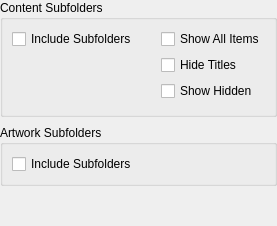
First picture: the form in src/ui/dialogs/settings/subfolderspanel.ui, repository EtherAura/Kartend, before the edit.
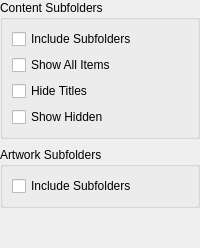
Second picture: the form after the edit.

The edit to the form file:
```diff
--- a/src/ui/dialogs/settings/subfolderspanel.ui
+++ b/src/ui/dialogs/settings/subfolderspanel.ui
@@ -11,19 +11,7 @@
    <item>
     <widget class="QGroupBox" name="contentSubfoldersGroupBox">
      <property name="title"><string>Content Subfolders</string></property>
-     <!-- Two-column section: two equal-width column wrappers side by side. -->
-     <layout class="QHBoxLayout" name="contentSubfoldersRowLayout">
-      <property name="spacing"><number>24</number></property>
-      <item>
-       <widget class="QWidget" name="contentSubfoldersColLeft" native="true">
-        <property name="sizePolicy">
-         <sizepolicy hsizetype="Expanding" vsizetype="Preferred"><horstretch>0</horstretch><verstretch>0</verstretch></sizepolicy>
-        </property>
-        <layout class="QVBoxLayout" name="contentSubfoldersColLeftLayout">
-         <property name="leftMargin"><number>0</number></property>
-         <property name="topMargin"><number>0</number></property>
-         <property name="rightMargin"><number>0</number></property>
-         <property name="bottomMargin"><number>0</number></property>
+     <layout class="QVBoxLayout" name="contentSubfoldersGroupBoxLayout">
          <property name="spacing"><number>6</number></property>
          <item>
           <widget class="QCheckBox" name="includeContentSubfoldersCheckBox">
@@ -32,26 +20,6 @@
           </widget>
          </item>
          <item>
-          <spacer name="contentSubfoldersColLeftSpacer">
-           <property name="orientation"><enum>Qt::Orientation::Vertical</enum></property>
-           <property name="sizeHint" stdset="0"><size><width>20</width><height>4</height></size></property>
-          </spacer>
-         </item>
-        </layout>
-       </widget>
-      </item>
-      <item>
-       <widget class="QWidget" name="contentSubfoldersColRight" native="true">
-        <property name="sizePolicy">
-         <sizepolicy hsizetype="Expanding" vsizetype="Preferred"><horstretch>0</horstretch><verstretch>0</verstretch></sizepolicy>
-        </property>
-        <layout class="QVBoxLayout" name="contentSubfoldersColRightLayout">
-         <property name="leftMargin"><number>0</number></property>
-         <property name="topMargin"><number>0</number></property>
-         <property name="rightMargin"><number>0</number></property>
-         <property name="bottomMargin"><number>0</number></property>
-         <property name="spacing"><number>6</number></property>
-         <item>
           <widget class="QWidget" name="subfolderOptionsWidget" native="true">
            <layout class="QVBoxLayout" name="subfolderOptionsLayout">
             <property name="leftMargin"><number>0</number></property>
@@ -76,15 +44,6 @@
               <property name="toolTip"><string>Show hidden folders (folders starting with a dot)</string></property>
               <property name="text"><string>Show Hidden</string></property>
              </widget>
-            </item>
-           </layout>
-          </widget>
-         </item>
-         <item>
-          <spacer name="subfolderOptionsSpacer">
-           <property name="orientation"><enum>Qt::Orientation::Vertical</enum></property>
-           <property name="sizeHint" stdset="0"><size><width>20</width><height>4</height></size></property>
-          </spacer>
          </item>
         </layout>
        </widget>
```
Lines whose indentation alone changed are shown as unchanged.
